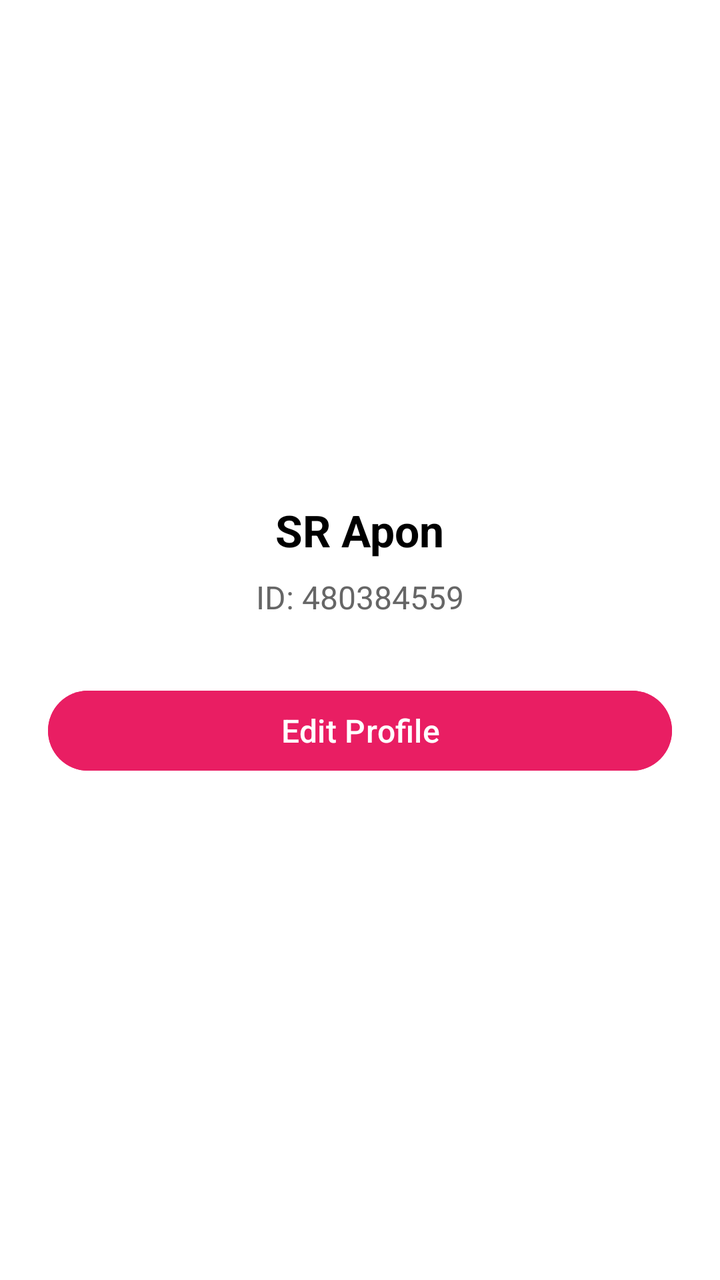
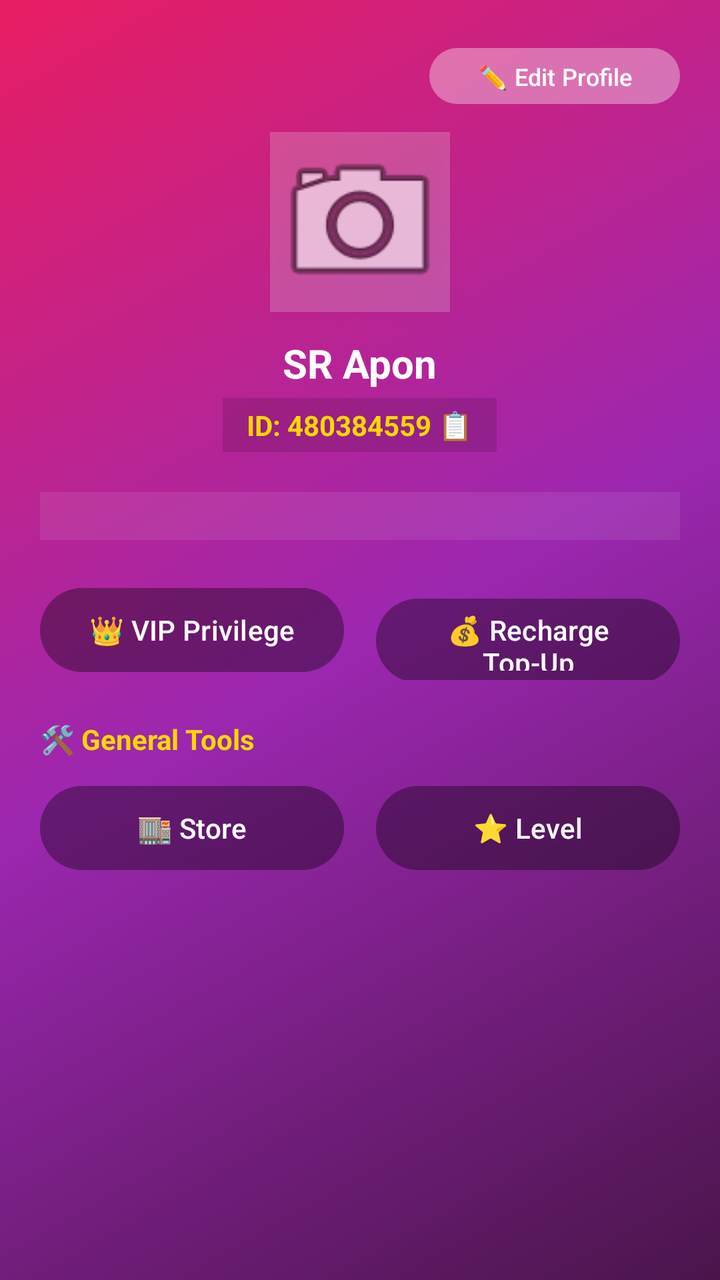

Two renders of the same Android screen: before a commit and after it. Below are the layout's source before the change and the commit's diff.
<!-- AndroidManifest.xml: application theme Theme.SRVoiceChat -->
<!-- res/layout/activity_me.xml -->
<?xml version="1.0" encoding="utf-8"?>
<LinearLayout xmlns:android="http://schemas.android.com/apk/res/android"
    android:layout_width="match_parent"
    android:layout_height="match_parent"
    android:background="#FFFFFF"
    android:gravity="center"
    android:orientation="vertical"
    android:padding="24dp">

    <TextView
        android:id="@+id/textUserNameMe"
        android:layout_width="wrap_content"
        android:layout_height="wrap_content"
        android:text="SR Apon"
        android:textColor="#000000"
        android:textSize="22sp"
        android:textStyle="bold" />

    <TextView
        android:id="@+id/textPermanentIdMe"
        android:layout_width="wrap_content"
        android:layout_height="wrap_content"
        android:layout_marginTop="8dp"
        android:text="ID: 480384559"
        android:textColor="#666666"
        android:textSize="16sp" />

    <Button
        android:id="@+id/btnEditProfile"
        android:layout_width="match_parent"
        android:layout_height="wrap_content"
        android:layout_marginTop="32dp"
        android:backgroundTint="#E91E63"
        android:text="Edit Profile"
        android:textColor="#FFFFFF"
        android:textSize="16sp" />

</LinearLayout>
<!-- resources referenced by this layout -->
<resources>
  <style name="Theme.SRVoiceChat" parent="Theme.Material3.DayNight.NoActionBar">
          <item name="colorPrimary">#FF4081</item>
          <item name="android:statusBarColor">#FF4081</item>
          <item name="android:windowLightStatusBar">true</item>
      </style>
</resources>

<!-- the commit's change to res/layout/activity_me.xml (unified diff, before → after) -->
@@ -1,38 +1,199 @@
 <?xml version="1.0" encoding="utf-8"?>
-<LinearLayout xmlns:android="http://schemas.android.com/apk/res/android"
+<ScrollView xmlns:android="http://schemas.android.com/apk/res/android"
     android:layout_width="match_parent"
     android:layout_height="match_parent"
-    android:background="#FFFFFF"
-    android:gravity="center"
-    android:orientation="vertical"
-    android:padding="24dp">
+    android:background="@drawable/bg_profile_gradient"
+    android:fillViewport="true">
 
-    <TextView
-        android:id="@+id/textUserNameMe"
-        android:layout_width="wrap_content"
-        android:layout_height="wrap_content"
-        android:text="SR Apon"
-        android:textColor="#000000"
-        android:textSize="22sp"
-        android:textStyle="bold" />
-
-    <TextView
-        android:id="@+id/textPermanentIdMe"
-        android:layout_width="wrap_content"
-        android:layout_height="wrap_content"
-        android:layout_marginTop="8dp"
-        android:text="ID: 480384559"
-        android:textColor="#666666"
-        android:textSize="16sp" />
-
-    <Button
-        android:id="@+id/btnEditProfile"
+    <LinearLayout
         android:layout_width="match_parent"
         android:layout_height="wrap_content"
-        android:layout_marginTop="32dp"
-        android:backgroundTint="#E91E63"
-        android:text="Edit Profile"
-        android:textColor="#FFFFFF"
-        android:textSize="16sp" />
+        android:orientation="vertical"
+        android:padding="20dp"
+        android:gravity="center_horizontal">
 
-</LinearLayout>
+        
+        <LinearLayout
+            android:layout_width="match_parent"
+            android:layout_height="wrap_content"
+            android:orientation="horizontal"
+            android:gravity="end"
+            android:layout_marginBottom="10dp">
+
+            <Button
+                android:id="@+id/btnEditProfile"
+                android:layout_width="wrap_content"
+                android:layout_height="36dp"
+                android:text="✏️ Edit Profile"
+                android:textSize="12sp"
+                android:textColor="#FFFFFF"
+                android:backgroundTint="#33FFFFFF"
+                android:elevation="2dp"/>
+        </LinearLayout>
+
+        
+        <ImageView
+            android:id="@+id/imgProfileMe"
+            android:layout_width="90dp"
+            android:layout_height="90dp"
+            android:src="@android:drawable/ic_menu_camera"
+            android:background="#33FFFFFF"
+            android:scaleType="centerCrop"
+            android:layout_marginBottom="12dp"
+            android:elevation="4dp"/>
+
+        <TextView
+            android:id="@+id/textUserNameMe"
+            android:layout_width="wrap_content"
+            android:layout_height="wrap_content"
+            android:text="SR Apon"
+            android:textColor="#FFFFFF"
+            android:textSize="20sp"
+            android:textStyle="bold"
+            android:layout_marginBottom="4dp"/>
+
+        
+        <LinearLayout
+            android:layout_width="wrap_content"
+            android:layout_height="wrap_content"
+            android:orientation="horizontal"
+            android:gravity="center_vertical"
+            android:background="#22000000"
+            android:paddingHorizontal="12dp"
+            android:paddingVertical="4dp"
+            android:layout_marginBottom="20dp">
+
+            <TextView
+                android:id="@+id/textPermanentIdMe"
+                android:layout_width="wrap_content"
+                android:layout_height="wrap_content"
+                android:text="ID: 480384559"
+                android:textColor="#FFD700"
+                android:textSize="14sp"
+                android:textStyle="bold"/>
+
+            <TextView
+                android:id="@+id/btnCopyId"
+                android:layout_width="wrap_content"
+                android:layout_height="wrap_content"
+                android:text=" 📋"
+                android:textSize="14sp"
+                android:clickable="true"
+                android:focusable="true"/>
+        </LinearLayout>
+
+        
+        <LinearLayout
+            android:layout_width="match_parent"
+            android:layout_height="wrap_content"
+            android:orientation="horizontal"
+            android:weightSum="3"
+            android:background="#15FFFFFF"
+            android:padding="12dp"
+            android:layout_marginBottom="20dp"
+            android:gravity="center">
+
+            <LinearLayout
+                android:layout_width="0dp"
+                android:layout_height="wrap_content"
+                android:layout_weight="1"
+                android:orientation="vertical"
+                android:gravity="center">
+                <TextView android:text="0" android:textColor="#FFFFFF" android:textSize="16sp" android:textStyle="bold"/>
+                <TextView android:text="Followers" android:textColor="#DDDDDD" android:textSize="12sp"/>
+            </LinearLayout>
+
+            <LinearLayout
+                android:layout_width="0dp"
+                android:layout_height="wrap_content"
+                android:layout_weight="1"
+                android:orientation="vertical"
+                android:gravity="center">
+                <TextView android:text="0" android:textColor="#FFFFFF" android:textSize="16sp" android:textStyle="bold"/>
+                <TextView android:text="Fans" android:textColor="#DDDDDD" android:textSize="12sp"/>
+            </LinearLayout>
+
+            <LinearLayout
+                android:layout_width="0dp"
+                android:layout_height="wrap_content"
+                android:layout_weight="1"
+                android:orientation="vertical"
+                android:gravity="center">
+                <TextView android:text="1" android:textColor="#FFFFFF" android:textSize="16sp" android:textStyle="bold"/>
+                <TextView android:text="Visitors" android:textColor="#DDDDDD" android:textSize="12sp"/>
+            </LinearLayout>
+        </LinearLayout>
+
+        
+        <LinearLayout
+            android:layout_width="match_parent"
+            android:layout_height="wrap_content"
+            android:orientation="horizontal"
+            android:weightSum="2"
+            android:layout_marginBottom="20dp">
+
+            <Button
+                android:id="@+id/btnVipPrivilege"
+                android:layout_width="0dp"
+                android:layout_height="50dp"
+                android:layout_weight="1"
+                android:text="👑 VIP Privilege"
+                android:textColor="#FFFFFF"
+                android:textSize="14sp"
+                android:backgroundTint="#33000000"
+                android:layout_marginEnd="8dp"/>
+
+            <Button
+                android:id="@+id/btnRechargeTopUp"
+                android:layout_width="0dp"
+                android:layout_height="50dp"
+                android:layout_weight="1"
+                android:text="💰 Recharge Top-Up"
+                android:textColor="#FFFFFF"
+                android:textSize="14sp"
+                android:backgroundTint="#33000000"
+                android:layout_marginStart="8dp"/>
+        </LinearLayout>
+
+        
+        <TextView
+            android:layout_width="match_parent"
+            android:layout_height="wrap_content"
+            android:text="🛠️ General Tools"
+            android:textColor="#FFD700"
+            android:textSize="14sp"
+            android:textStyle="bold"
+            android:layout_marginBottom="10dp"/>
+
+        
+        <LinearLayout
+            android:layout_width="match_parent"
+            android:layout_height="wrap_content"
+            android:orientation="horizontal"
+            android:weightSum="2">
+
+            <Button
+                android:id="@+id/btnStore"
+                android:layout_width="0dp"
+                android:layout_height="50dp"
+                android:layout_weight="1"
+                android:text="🏬 Store"
+                android:textColor="#FFFFFF"
+                android:textSize="14sp"
+                android:backgroundTint="#33000000"
+                android:layout_marginEnd="8dp"/>
+
+            <Button
+                android:id="@+id/btnLevel"
+                android:layout_width="0dp"
+                android:layout_height="50dp"
+                android:layout_weight="1"
+                android:text="⭐ Level"
+                android:textColor="#FFFFFF"
+                android:textSize="14sp"
+                android:backgroundTint="#33000000"
+                android:layout_marginStart="8dp"/>
+        </LinearLayout>
+
+    </LinearLayout>
+</ScrollView>
<!-- resource entries referenced after the edit -->
@@ -1,5 +1,15 @@
 <!-- resources referenced by this layout -->
 <resources>
+  <!-- drawable bg_profile_gradient (drawable) -->
+  <?xml version="1.0" encoding="utf-8"?>
+  <shape xmlns:android="http://schemas.android.com/apk/res/android">
+      <gradient
+          android:angle="135"
+          android:startColor="#4A154B"
+          android:centerColor="#9C27B0"
+          android:endColor="#E91E63"
+          android:type="linear" />
+  </shape>
   <style name="Theme.SRVoiceChat" parent="Theme.Material3.DayNight.NoActionBar">
           <item name="colorPrimary">#FF4081</item>
           <item name="android:statusBarColor">#FF4081</item>
